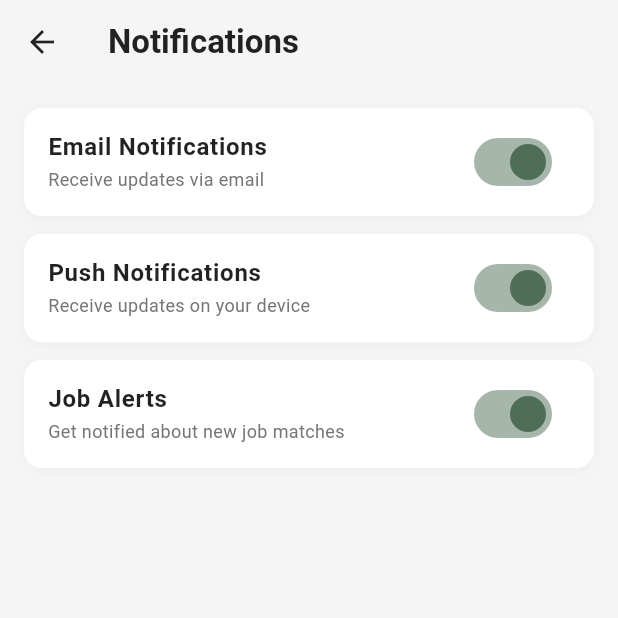
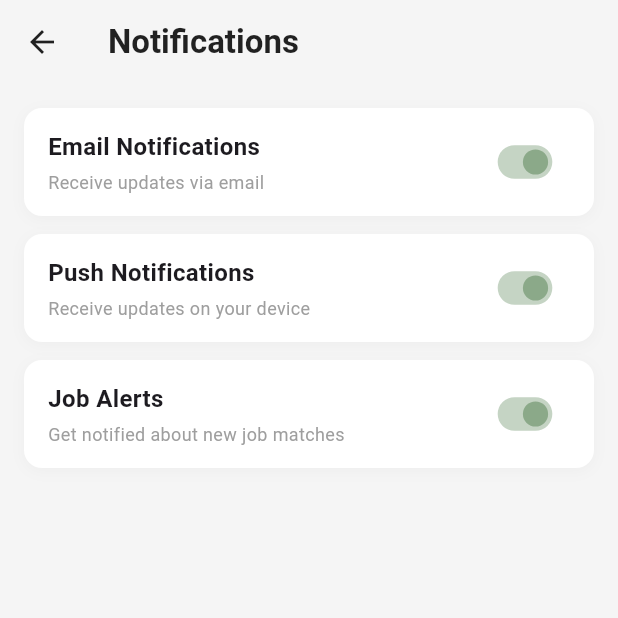
Before and after one commit to DanishR07/NeuraPath, a Flutter app: the NotificationsScreen screen opened directly, on a phone screen of 412 x 824 dp, the top half of it. Run offline on Flutter 3.47's test engine with Material 3 defaults, Android fonts, the phone set to English and light mode, and no system bars; our stand-ins replace cloud_firestore, curved_navigation_bar, file_picker, firebase_auth, firebase_core, flutter_markdown and 5 more; missing offline and left inert: mailer, read_pdf_text; accounts and stored records are empty.

Commit message:
UI Changes

```diff
--- a/lib/ui/common_screens/views/about_app_screen.dart
+++ b/lib/ui/common_screens/views/about_app_screen.dart
@@ -31,7 +31,7 @@ class AboutAppScreen extends StatelessWidget {
               child: const Icon(
                 Icons.school,
                 size: 50,
-                color: Color(0xFF4E6E58),
+                color: Color(0xFF8BA989),
               ),
             ),
             const SizedBox(height: 24),
@@ -40,7 +40,7 @@ class AboutAppScreen extends StatelessWidget {
               style: TextStyle(
                 fontSize: 24,
                 fontWeight: FontWeight.bold,
-                color: Color(0xFF4E6E58),
+                color: Color(0xFF8BA989),
               ),
             ),
             const SizedBox(height: 8),
--- a/lib/ui/common_screens/views/help_support_screen.dart
+++ b/lib/ui/common_screens/views/help_support_screen.dart
@@ -42,7 +42,7 @@ class HelpSupportScreen extends StatelessWidget {
             icon: const Icon(Icons.email_outlined),
             label: const Text("Contact Support"),
             style: ElevatedButton.styleFrom(
-              backgroundColor: const Color(0xFF4E6E58),
+              backgroundColor: const Color(0xFF8BA989),
               foregroundColor: Colors.white,
               padding: const EdgeInsets.symmetric(vertical: 16),
               shape: RoundedRectangleBorder(
--- a/lib/ui/common_screens/views/notifications_screen.dart
+++ b/lib/ui/common_screens/views/notifications_screen.dart
@@ -60,29 +60,41 @@ class _NotificationsScreenState extends State<NotificationsScreen> {
   }) {
     return Container(
       margin: const EdgeInsets.only(bottom: 12),
+      padding: const EdgeInsets.symmetric(horizontal: 16, vertical: 12),
       decoration: BoxDecoration(
         color: Colors.white,
         borderRadius: BorderRadius.circular(12),
         boxShadow: [
           BoxShadow(
-            color: Colors.black.withOpacity(0.03),
+            color: Colors.black12.withOpacity(0.03),
             blurRadius: 8,
             offset: const Offset(0, 2),
           ),
         ],
       ),
-      child: SwitchListTile(
-        title: Text(
-          title,
-          style: const TextStyle(fontWeight: FontWeight.w600, color: Colors.black87),
-        ),
-        subtitle: Text(
-          subtitle,
-          style: TextStyle(color: Colors.grey[600], fontSize: 12),
-        ),
-        value: value,
-        onChanged: onChanged,
-        activeColor: const Color(0xFF4E6E58),
+      child: Row(
+        mainAxisAlignment: MainAxisAlignment.spaceBetween,
+        children: [
+          Column(
+            crossAxisAlignment: CrossAxisAlignment.start,
+            children: [
+              Text(title,
+                  style: const TextStyle(
+                      fontSize: 16, fontWeight: FontWeight.w600)),
+              const SizedBox(height: 4),
+              Text(subtitle,
+                  style: const TextStyle(fontSize: 12, color: Colors.grey)),
+            ],
+          ),
+          Transform.scale(
+            scale: 0.7,
+            child: Switch(
+              value: value,
+              onChanged: onChanged,
+              activeColor: const Color(0xFF8BA989),
+            ),
+          )
+        ],
       ),
     );
   }
--- a/lib/ui/common_screens/views/privacy_security_screen.dart
+++ b/lib/ui/common_screens/views/privacy_security_screen.dart
@@ -45,7 +45,7 @@ class PrivacySecurityScreen extends StatelessWidget {
             style: TextStyle(
               fontSize: 14,
               fontWeight: FontWeight.bold,
-              color: Color(0xFF4E6E58),
+              color: Color(0xFF8BA989),
             ),
           ),
           const SizedBox(height: 10),
--- a/lib/ui/job_seeker/views/edit_job_seeker_profile_screen.dart
+++ b/lib/ui/job_seeker/views/edit_job_seeker_profile_screen.dart
@@ -20,7 +20,7 @@ class EditJobSeekerProfileScreen extends StatelessWidget {
         actions: [
           TextButton(
             onPressed: () => _viewModel.saveProfile(),
-            child: const Text("Save", style: TextStyle(color: Color(0xFF4E6E58), fontWeight: FontWeight.bold, fontSize: 16)),
+            child: const Text("Save", style: TextStyle(color: Color(0xFF8BA989), fontWeight: FontWeight.bold, fontSize: 16)),
           )
         ],
       ),
@@ -76,7 +76,7 @@ class EditJobSeekerProfileScreen extends StatelessWidget {
       children: [
         Padding(
           padding: const EdgeInsets.symmetric(vertical: 12, horizontal: 4),
-          child: Text(title, style: const TextStyle(fontSize: 18, fontWeight: FontWeight.bold, color: Color(0xFF4E6E58))),
+          child: Text(title, style: const TextStyle(fontSize: 18, fontWeight: FontWeight.bold, color: Color(0xFF8BA989))),
         ),
         Container(
           padding: const EdgeInsets.all(16),
@@ -100,6 +100,7 @@ class EditJobSeekerProfileScreen extends StatelessWidget {
         maxLines: maxLines,
         decoration: InputDecoration(
           labelText: label,
+          labelStyle: TextStyle(color: Colors.purple),
           border: OutlineInputBorder(borderRadius: BorderRadius.circular(8), borderSide: BorderSide(color: Colors.grey[300]!)),
           enabledBorder: OutlineInputBorder(borderRadius: BorderRadius.circular(8), borderSide: BorderSide(color: Colors.grey[300]!)),
           focusedBorder: OutlineInputBorder(borderRadius: BorderRadius.circular(8), borderSide: const BorderSide(color: Color(0xFF4E6E58))),
--- a/lib/ui/professional/views/edit_professional_profile_screen.dart
+++ b/lib/ui/professional/views/edit_professional_profile_screen.dart
@@ -20,7 +20,7 @@ class EditProfessionalProfileScreen extends StatelessWidget {
         actions: [
           TextButton(
             onPressed: () => _viewModel.saveProfile(),
-            child: const Text("Save", style: TextStyle(color: Color(0xFF4E6E58), fontWeight: FontWeight.bold, fontSize: 16)),
+            child: const Text("Save", style: TextStyle(color: Color(0xFF8BA989), fontWeight: FontWeight.bold, fontSize: 16)),
           )
         ],
       ),
@@ -68,7 +68,7 @@ class EditProfessionalProfileScreen extends StatelessWidget {
       children: [
         Padding(
           padding: const EdgeInsets.symmetric(vertical: 12, horizontal: 4),
-          child: Text(title, style: const TextStyle(fontSize: 18, fontWeight: FontWeight.bold, color: Color(0xFF4E6E58))),
+          child: Text(title, style: const TextStyle(fontSize: 18, fontWeight: FontWeight.bold, color: Color(0xFF8BA989))),
         ),
         Container(
           padding: const EdgeInsets.all(16),
@@ -92,6 +92,7 @@ class EditProfessionalProfileScreen extends StatelessWidget {
         maxLines: maxLines,
         decoration: InputDecoration(
           labelText: label,
+          labelStyle: TextStyle(color: Colors.purple),
           border: OutlineInputBorder(borderRadius: BorderRadius.circular(8), borderSide: BorderSide(color: Colors.grey[300]!)),
           enabledBorder: OutlineInputBorder(borderRadius: BorderRadius.circular(8), borderSide: BorderSide(color: Colors.grey[300]!)),
           focusedBorder: OutlineInputBorder(borderRadius: BorderRadius.circular(8), borderSide: const BorderSide(color: Color(0xFF4E6E58))),
--- a/lib/ui/student/views/edit_student_profile_screen.dart
+++ b/lib/ui/student/views/edit_student_profile_screen.dart
@@ -20,7 +20,7 @@ class EditStudentProfileScreen extends StatelessWidget {
         actions: [
           TextButton(
             onPressed: () => _viewModel.saveProfile(),
-            child: const Text("Save", style: TextStyle(color: Color(0xFF4E6E58), fontWeight: FontWeight.bold, fontSize: 16)),
+            child: const Text("Save", style: TextStyle(color: Color(0xFF8BA989), fontWeight: FontWeight.bold, fontSize: 16)),
           )
         ],
       ),
@@ -76,7 +76,7 @@ class EditStudentProfileScreen extends StatelessWidget {
       children: [
         Padding(
           padding: const EdgeInsets.symmetric(vertical: 12, horizontal: 4),
-          child: Text(title, style: const TextStyle(fontSize: 18, fontWeight: FontWeight.bold, color: Color(0xFF4E6E58))),
+          child: Text(title, style: const TextStyle(fontSize: 18, fontWeight: FontWeight.bold, color: Color(0xFF8BA989))),
         ),
         Container(
           padding: const EdgeInsets.all(16),
@@ -100,6 +100,7 @@ class EditStudentProfileScreen extends StatelessWidget {
         maxLines: maxLines,
         decoration: InputDecoration(
           labelText: label,
+          labelStyle: TextStyle(color: Colors.purple),
           border: OutlineInputBorder(borderRadius: BorderRadius.circular(8), borderSide: BorderSide(color: Colors.grey[300]!)),
           enabledBorder: OutlineInputBorder(borderRadius: BorderRadius.circular(8), borderSide: BorderSide(color: Colors.grey[300]!)),
           focusedBorder: OutlineInputBorder(borderRadius: BorderRadius.circular(8), borderSide: const BorderSide(color: Color(0xFF4E6E58))),
```
Also changed, not shown: lib/ui/job_seeker/views/job_seeker_profile_screen.dart (+38 -5 lines), lib/ui/professional/views/professional_profile_screen.dart (+38 -5 lines), lib/ui/student/views/student_profile_screen.dart (+109 -18 lines).
